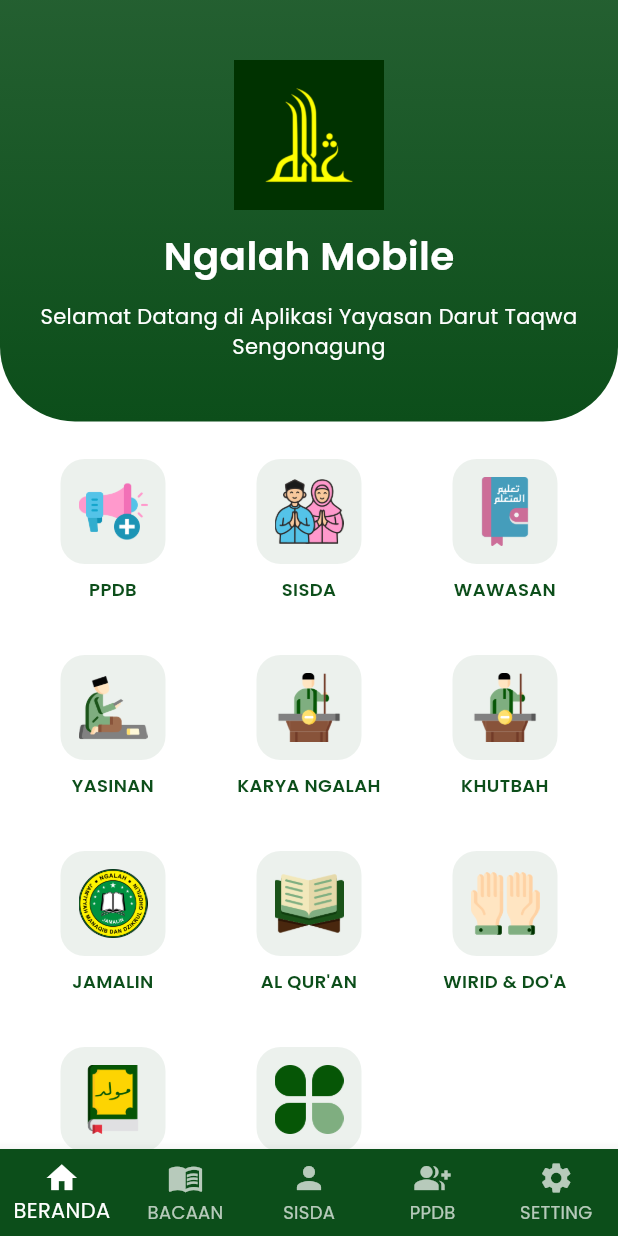
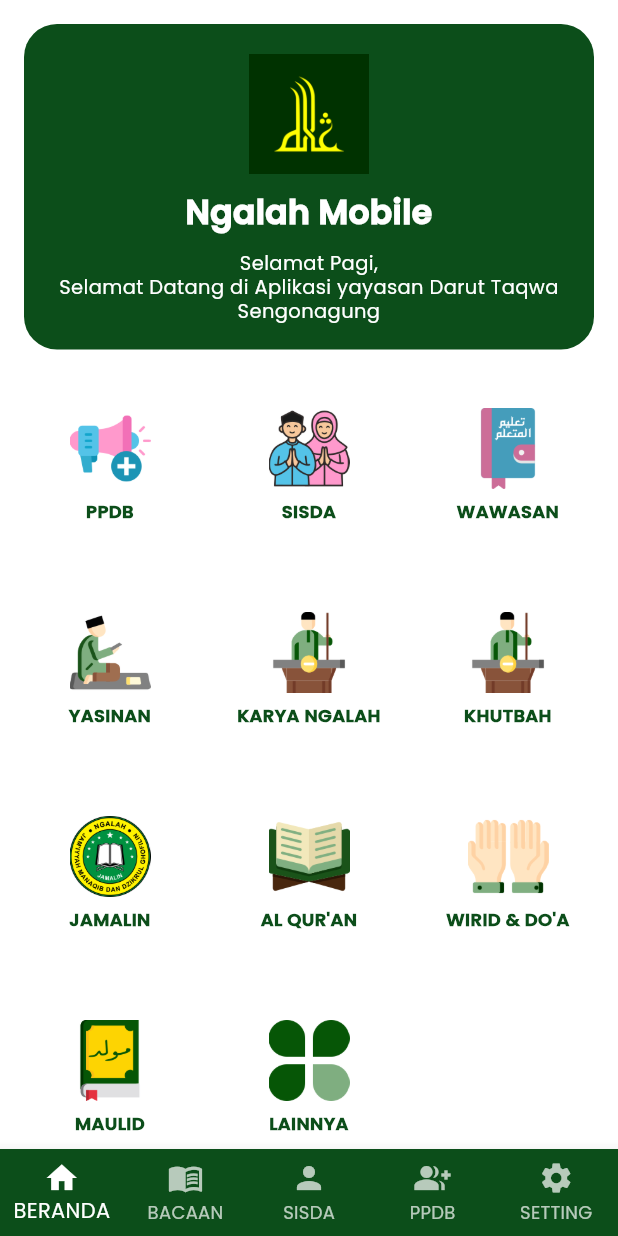
Before and after one commit to danavaaa/ngalah_mobile, a Flutter app: the screen it shows after launch, on a phone screen of 412 x 824 dp. Run offline on Flutter 3.47's test engine with Material 3 defaults, Android fonts, the phone set to English and light mode, and no system bars; our stand-ins replace another_flushbar, dio, shared_preferences.

Commit message:
revisi homescreen

```diff
--- a/lib/ui/screens/home_screen.dart
+++ b/lib/ui/screens/home_screen.dart
@@ -7,158 +7,93 @@ class HomeScreen extends StatelessWidget {
 
   @override
   Widget build(BuildContext context) {
-    final green = const Color(0xFF0C4E1A);
-
+    const green = Color(0xFF0C4E1A);
+    // daftar menu di home screen
+    final menus = <_HomeMenu>[
+      _HomeMenu('PPDB', 'assets/icons/ppdb.png', onTap: () {}),
+      _HomeMenu('SISDA', 'assets/icons/sisda.png', onTap: onTapSisda),
+      _HomeMenu('WAWASAN', 'assets/icons/wawasan.png'),
+      _HomeMenu('YASINAN', 'assets/icons/yasinan.png'),
+      _HomeMenu('KARYA NGALAH', 'assets/icons/karya.png'),
+      _HomeMenu('KHUTBAH', 'assets/icons/khutbah.png'),
+      _HomeMenu('JAMALIN', 'assets/icons/jamalin.png'),
+      _HomeMenu('AL QUR\'AN', 'assets/icons/quran.png'),
+      _HomeMenu('WIRID & DO\'A', 'assets/icons/wirid.png'),
+      _HomeMenu('MAULID', 'assets/icons/maulid.png'),
+      _HomeMenu('LAINNYA', 'assets/icons/lainnya.png'),
+    ];
+    // halaman utama aplikasi
     return Scaffold(
       backgroundColor: Colors.white,
       body: SafeArea(
-        child: SingleChildScrollView(
-          child: Column(
-            children: [
-              // HEADER
-              Container(
-                width: double.infinity,
-                padding: const EdgeInsets.symmetric(vertical: 40),
-                decoration: BoxDecoration(
-                  gradient: LinearGradient(
-                    colors: [green.withOpacity(0.9), green],
-                    begin: Alignment.topCenter,
-                    end: Alignment.bottomCenter,
-                  ),
-                  borderRadius: const BorderRadius.vertical(
-                    bottom: Radius.circular(50),
-                  ),
+        child: CustomScrollView(
+          slivers: [
+            SliverToBoxAdapter(
+              child: Padding(
+                padding: const EdgeInsets.fromLTRB(16, 16, 16, 10),
+                child: _Header(green: green),
+              ),
+            ),
+            // icon menu grid
+            SliverPadding(
+              padding: const EdgeInsets.fromLTRB(10, 8, 10, 18),
+              sliver: SliverGrid(
+                delegate: SliverChildBuilderDelegate(
+                  (context, i) => _IconMenuTile(menu: menus[i], green: green),
+                  childCount: menus.length,
                 ),
-                child: Column(
-                  children: [
-                    Image.asset('assets/images/logo_ngalah.png', width: 100),
-                    const SizedBox(height: 12),
-                    const Text(
-                      'Ngalah Mobile',
-                      style: TextStyle(
-                        color: Colors.white,
-                        fontSize: 26,
-                        fontWeight: FontWeight.bold,
-                      ),
-                    ),
-                    const SizedBox(height: 12),
-                    const Padding(
-                      padding: EdgeInsets.symmetric(horizontal: 20),
-                      child: Text(
-                        'Selamat Datang di Aplikasi Yayasan Darut Taqwa Sengonagung',
-                        textAlign: TextAlign.center,
-                        style: TextStyle(
-                          color: Colors.white,
-                          fontSize: 14,
-                          fontWeight: FontWeight.w500,
-                        ),
-                      ),
-                    ),
-                  ],
+                gridDelegate: const SliverGridDelegateWithFixedCrossAxisCount(
+                  crossAxisCount: 3,
+                  crossAxisSpacing: 6,
+                  mainAxisSpacing: 18,
+
+                  mainAxisExtent: 118,
                 ),
               ),
-
-              const SizedBox(height: 25),
-
-              // GRID MENU
-              Padding(
-                padding: const EdgeInsets.symmetric(horizontal: 20),
-                child: GridView.count(
-                  crossAxisCount: 3,
-                  mainAxisSpacing: 20,
-                  crossAxisSpacing: 20,
-                  shrinkWrap: true,
-                  physics: const NeverScrollableScrollPhysics(),
-                  children: [
-                    _buildMenu(
-                      label: 'PPDB',
-                      pngPath: 'assets/icons/ppdb.png',
-                      onTap: () {},
-                    ),
-                    _buildMenu(
-                      label: 'SISDA',
-                      pngPath: 'assets/icons/sisda.png',
-                      onTap: onTapSisda, // pindah tab ke sisda
-                    ),
-                    _buildMenu(
-                      label: 'WAWASAN',
-                      pngPath: 'assets/icons/wawasan.png',
-                    ),
-                    _buildMenu(
-                      label: 'YASINAN',
-                      pngPath: 'assets/icons/yasinan.png',
-                    ),
-                    _buildMenu(
-                      label: 'KARYA NGALAH',
-                      pngPath: 'assets/icons/karya.png',
-                    ),
-                    _buildMenu(
-                      label: 'KHUTBAH',
-                      pngPath: 'assets/icons/khutbah.png',
-                    ),
-                    _buildMenu(
-                      label: 'JAMALIN',
-                      pngPath: 'assets/icons/jamalin.png',
-                    ),
-                    _buildMenu(
-                      label: 'AL QUR\'AN',
-                      pngPath: 'assets/icons/quran.png',
-                    ),
-                    _buildMenu(
-                      label: 'WIRID & DO\'A',
-                      pngPath: 'assets/icons/wirid.png',
-                    ),
-                    _buildMenu(
-                      label: 'MAULID',
-                      pngPath: 'assets/icons/maulid.png',
-                    ),
-                    _buildMenu(
-                      label: 'LAINNYA',
-                      pngPath: 'assets/icons/lainnya.png',
-                    ),
-                  ],
-                ),
-              ),
-
-              const SizedBox(height: 30),
-            ],
-          ),
+            ),
+          ],
         ),
       ),
     );
   }
+}
 
-  // WIDGET MENU
-  Widget _buildMenu({
-    required String label,
-    required String pngPath,
-    VoidCallback? onTap,
-  }) {
-    final green = const Color(0xFF0C4E1A);
-
-    return InkWell(
-      onTap: onTap,
+class _Header extends StatelessWidget {
+  final Color green;
+  const _Header({required this.green});
+  // header di home screen
+  @override
+  Widget build(BuildContext context) {
+    return Container(
+      width: double.infinity,
+      padding: const EdgeInsets.fromLTRB(18, 20, 18, 18),
+      decoration: BoxDecoration(
+        color: green,
+        borderRadius: BorderRadius.circular(22),
+      ),
       child: Column(
         mainAxisSize: MainAxisSize.min,
         children: [
-          Container(
-            width: 70,
-            height: 70,
-            padding: const EdgeInsets.all(12),
-            decoration: BoxDecoration(
-              color: green.withOpacity(0.08),
-              borderRadius: BorderRadius.circular(16),
-            ),
-            child: Image.asset(pngPath, fit: BoxFit.contain),
-          ),
-          const SizedBox(height: 8),
-          Text(
-            label,
+          Image.asset('assets/images/logo_ngalah.png', width: 80),
+          const SizedBox(height: 10),
+          const Text(
+            'Ngalah Mobile',
             textAlign: TextAlign.center,
             style: TextStyle(
-              color: green,
-              fontSize: 12,
-              fontWeight: FontWeight.bold,
+              color: Colors.white,
+              fontSize: 22,
+              fontWeight: FontWeight.w800,
+            ),
+          ),
+          const SizedBox(height: 10),
+          const Text(
+            'Selamat Pagi,\nSelamat Datang di Aplikasi yayasan Darut Taqwa Sengonagung',
+            textAlign: TextAlign.center,
+            style: TextStyle(
+              color: Colors.white,
+              fontSize: 13,
+              height: 1.25,
+              fontWeight: FontWeight.w500,
             ),
           ),
         ],
@@ -166,3 +101,57 @@ class HomeScreen extends StatelessWidget {
     );
   }
 }
+
+// tile icon menu di home screen
+class _IconMenuTile extends StatelessWidget {
+  final _HomeMenu menu;
+  final Color green;
+
+  const _IconMenuTile({required this.menu, required this.green});
+
+  @override
+  Widget build(BuildContext context) {
+    return InkWell(
+      onTap: menu.onTap,
+      borderRadius: BorderRadius.circular(12),
+      child: Column(
+        mainAxisAlignment: MainAxisAlignment.center,
+        children: [
+          // icon menu
+          SizedBox(
+            width: 54,
+            height: 54,
+            child: Image.asset(menu.pngPath, fit: BoxFit.contain),
+          ),
+          const SizedBox(height: 8),
+
+          // label menu
+          Padding(
+            padding: const EdgeInsets.symmetric(horizontal: 6),
+            child: Text(
+              menu.label,
+              textAlign: TextAlign.center,
+              maxLines: 2,
+              overflow: TextOverflow.ellipsis,
+              style: TextStyle(
+                color: green,
+                fontSize: 12,
+                height: 1.15,
+                fontWeight: FontWeight.w800,
+              ),
+            ),
+          ),
+        ],
+      ),
+    );
+  }
+}
+
+// model menu di home screen
+class _HomeMenu {
+  final String label;
+  final String pngPath;
+  final VoidCallback? onTap;
+
+  _HomeMenu(this.label, this.pngPath, {this.onTap});
+}
```
